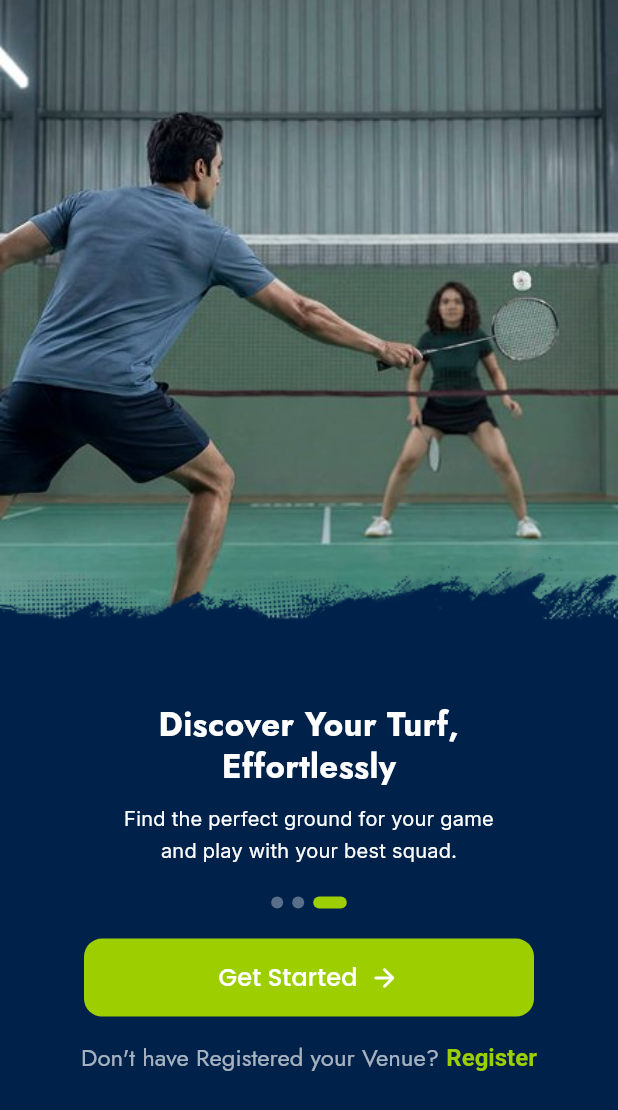
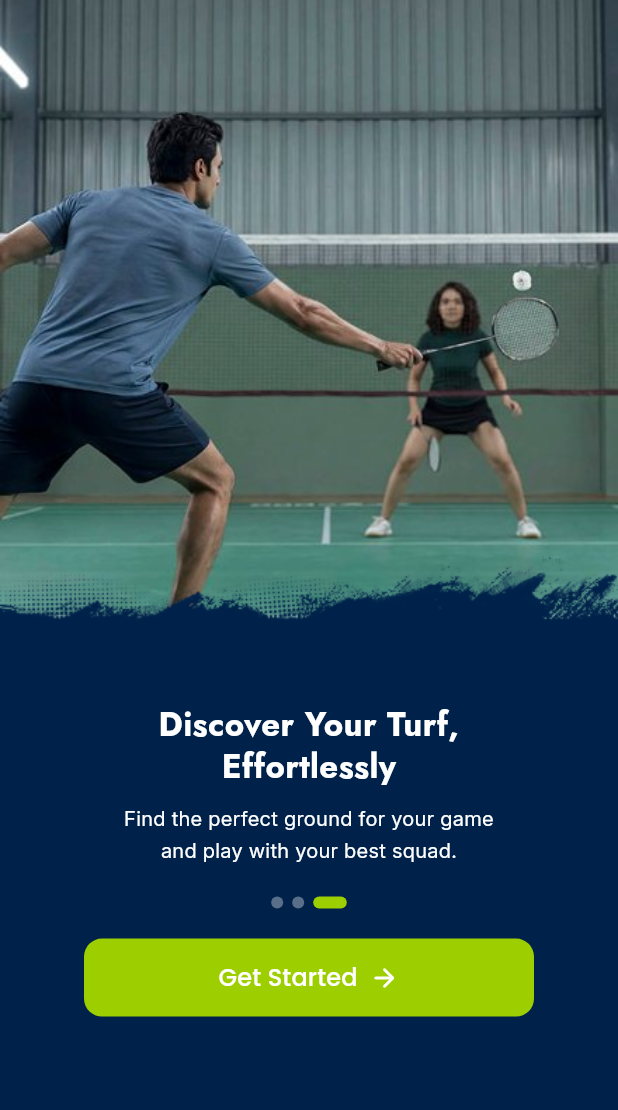
Before and after one commit to ManiCodeMaker/bookplayz_customer_mine, a Flutter app: the screen it shows after launch, swiped to page 3, on a phone screen of 412 x 824 dp. Shown: the top 1110 px of the screen. Run offline on Flutter 3.47's test engine with Material 3 defaults, Android fonts, the light colour scheme and no system bars; drawn by our look-alikes of smooth_page_indicator; our stand-ins replace firebase_core, firebase_messaging, flutter_local_notifications, flutter_map, flutter_svg, geocoding and 10 more; missing offline and left inert: google_maps_flutter_android, google_maps_flutter_platform_interface, razorpay_flutter, smart_auth; accounts and stored records are empty; network calls fail; project files that could hold a hidden picture were left out.

Commit message:
removed register button

```diff
--- a/lib/screens/onboarding_screen.dart
+++ b/lib/screens/onboarding_screen.dart
@@ -361,19 +361,19 @@ class _OnboardingScreenState extends State<OnboardingScreen>
                             fontFamily: 'Jost',
                             color: AppColors.white.withValues(alpha: 0.65),
                           ),
-                          children: [
-                            const TextSpan(
-                                text: "Don't have Registered your Venue? "),
-                            TextSpan(
-                              text: 'Register',
-                              style: const TextStyle(
-                                fontSize: 16,
-                                fontWeight: FontWeight.w600,
-                                color: AppColors.limeGreen,
-                              ),
-                              recognizer: _venueRegTap,
-                            ),
-                          ],
+                          // children: [
+                          //   const TextSpan(
+                          //       text: "Don't have Registered your Venue? "),
+                          //   TextSpan(
+                          //     text: 'Register',
+                          //     style: const TextStyle(
+                          //       fontSize: 16,
+                          //       fontWeight: FontWeight.w600,
+                          //       color: AppColors.limeGreen,
+                          //     ),
+                          //     recognizer: _venueRegTap,
+                          //   ),
+                          // ],
                         ),
                       ),
                     ] else
```
